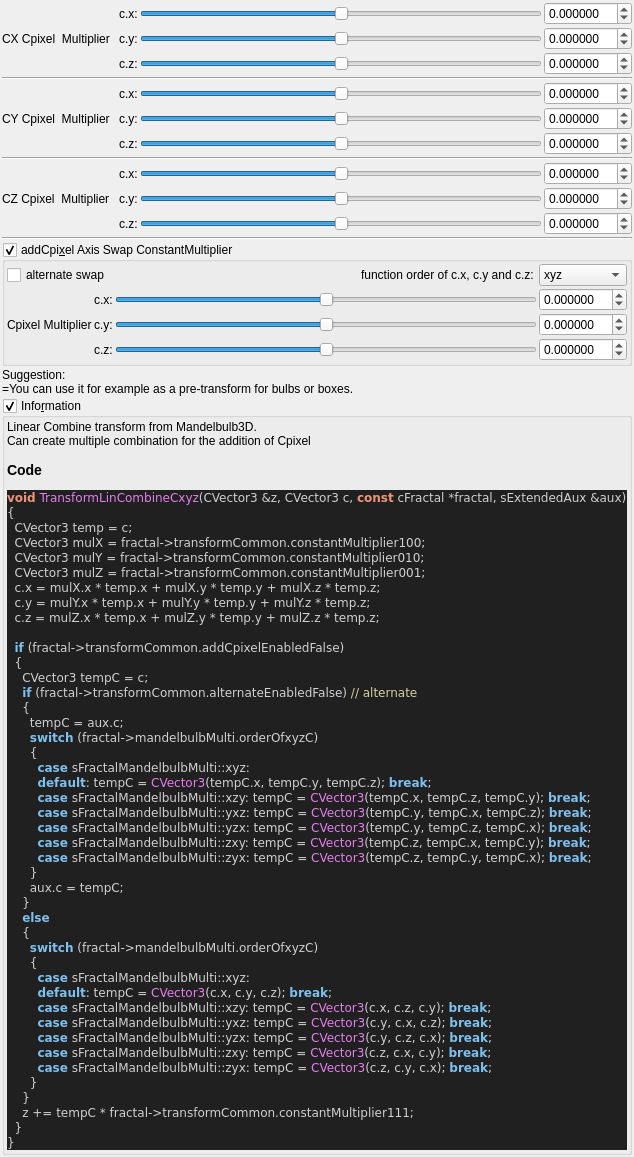
Old version of the form mandelbulber2/qt_data/fractal_transf_lin_combine_Cxyz.ui in the repository buddhi1980/mandelbulber2.
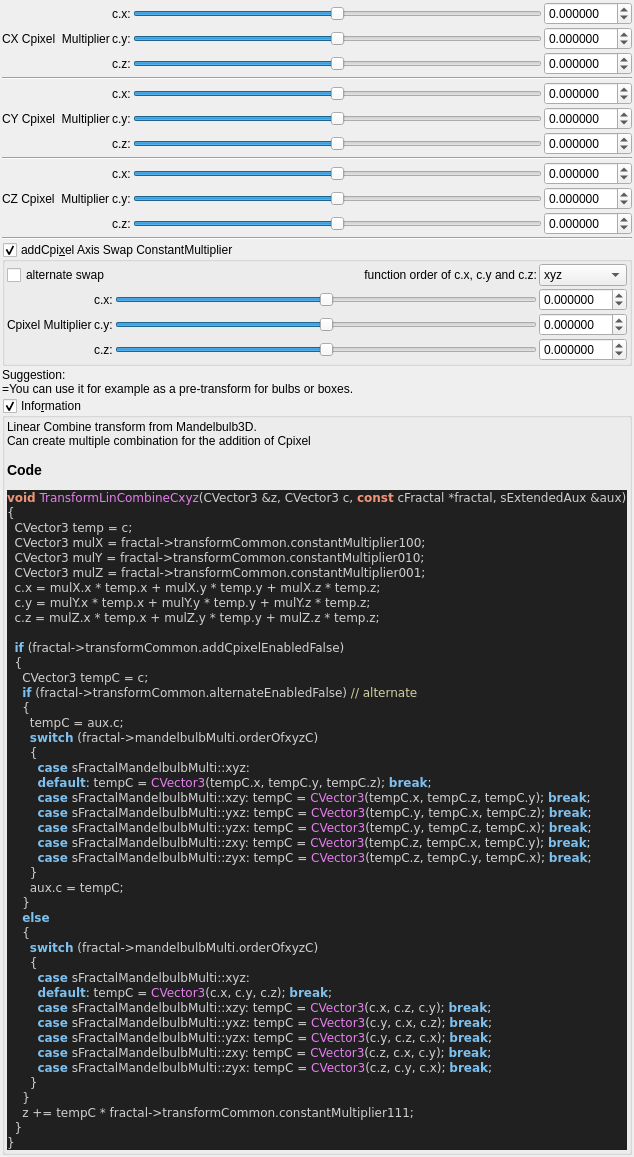
New version of the form. Custom widgets are drawn as their Qt base class.

The edit to the form file:
```diff
--- a/mandelbulber2/qt_data/fractal_transf_lin_combine_Cxyz.ui
+++ b/mandelbulber2/qt_data/fractal_transf_lin_combine_Cxyz.ui
@@ -338,7 +338,7 @@
      <item row="1" column="0">
       <widget class="QLabel" name="label_108">
        <property name="text">
-        <string>CX Cpixel  Multiplier  </string>
+        <string>CX Cpixel  Multiplier</string>
        </property>
       </widget>
      </item>
@@ -524,14 +524,14 @@
      <item row="5" column="0">
       <widget class="QLabel" name="label_109">
        <property name="text">
-        <string>CY Cpixel  Multiplier  </string>
+        <string>CY Cpixel  Multiplier</string>
        </property>
       </widget>
      </item>
      <item row="9" column="0">
       <widget class="QLabel" name="label_111">
        <property name="text">
-        <string>CZ Cpixel  Multiplier  </string>
+        <string>CZ Cpixel  Multiplier</string>
        </property>
       </widget>
      </item>
@@ -606,7 +606,7 @@
       <string>&lt;html&gt;&lt;head/&gt;&lt;body&gt;&lt;p&gt;Cpixel is CVector3 c = ( c.x, c.y, c.z). It is each original point (pixel) in 3D space where the iteration starts from, ( c = original z for each point .) It is commonly found in formula structures z = f(z) + c.&lt;/p&gt;&lt;p&gt;The Cpixel multiplier effectively scales this point &amp;quot;c&amp;quot;.&lt;/p&gt;&lt;p&gt;This transform allows the swapping of the order of the &amp;quot;CVector3 c&amp;quot; components before being multiplied by &amp;quot;CVector3 z&amp;quot; components.&lt;/p&gt;&lt;/body&gt;&lt;/html&gt;</string>
      </property>
      <property name="title">
-      <string>addCpi&amp;xel Axis Swap ConstantMultiplier </string>
+      <string>addCpi&amp;xel Axis Swap ConstantMultiplier</string>
      </property>
      <property name="checkable">
       <bool>true</bool>
@@ -842,7 +842,7 @@
         <item row="0" column="2">
          <widget class="QLabel" name="label_2">
           <property name="text">
-           <string>function order of c.x, c.y and c.z: </string>
+           <string>function order of c.x, c.y and c.z:</string>
           </property>
           <property name="alignment">
            <set>Qt::AlignRight|Qt::AlignTrailing|Qt::AlignVCenter</set>
```
